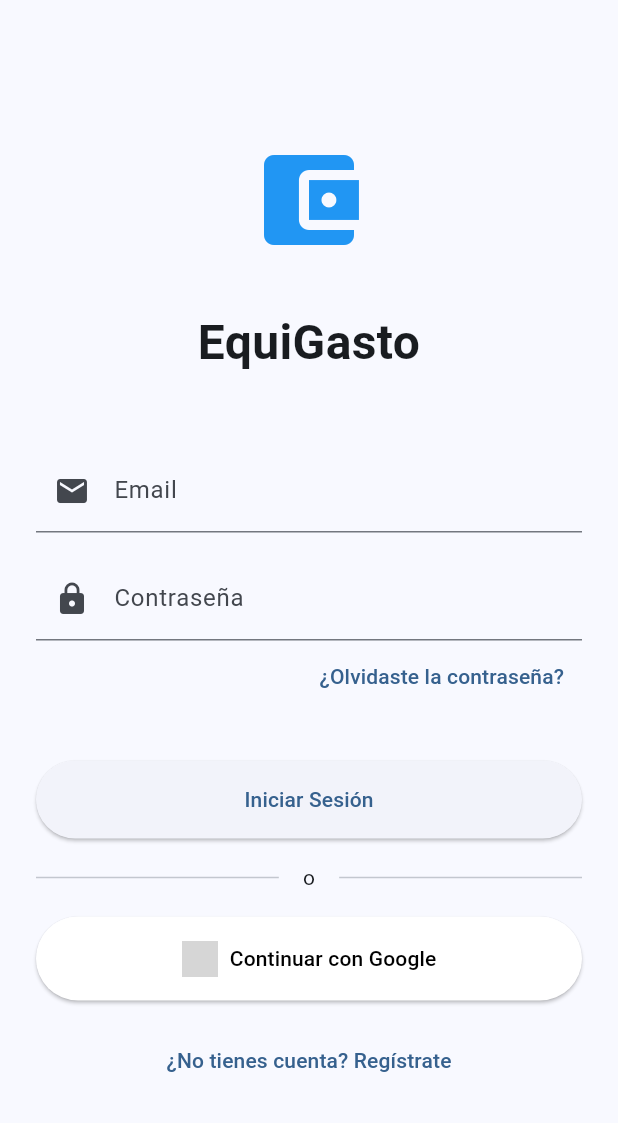
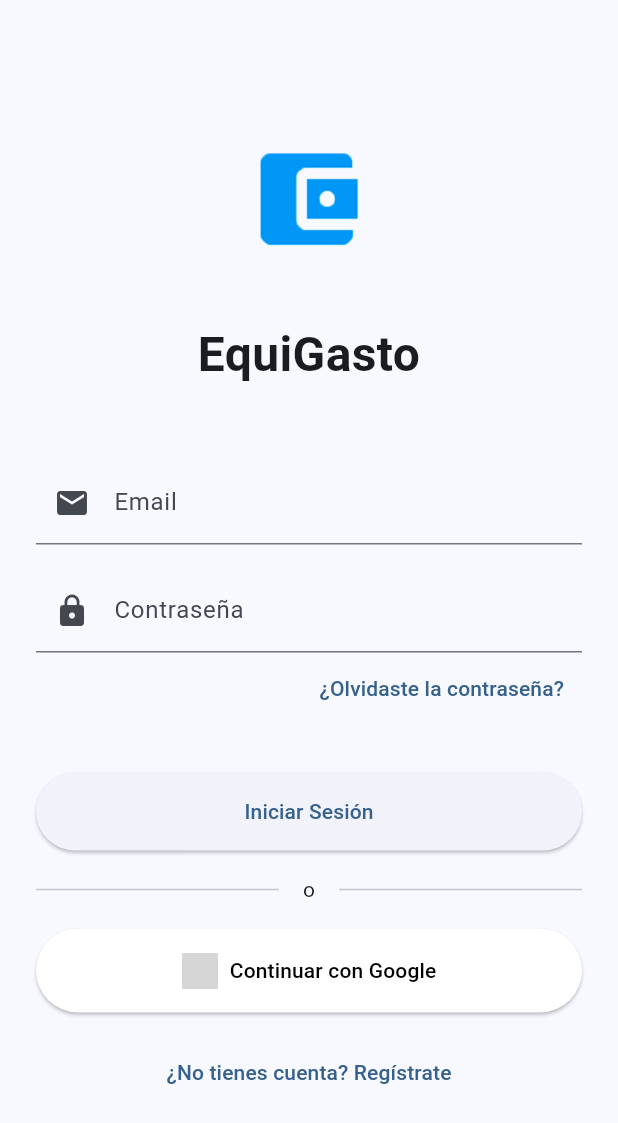
Before and after one commit to josible/EquiGasto, a Flutter app: the screen it shows after launch, on a phone screen of 412 x 824 dp. Shown: the top 1123 px of the screen. Run offline on Flutter 3.47's test engine with Material 3 defaults, Android fonts, the phone set to English and light mode, and no system bars; our stand-ins replace app_links, cloud_firestore, equatable, firebase_auth, firebase_core, firebase_messaging and 12 more; missing offline and left inert: firebase_app_check; accounts and stored records are empty; grey boxes are pictures that could not be loaded.

Commit message:
Darkmode y sha

```diff
--- a/lib/features/auth/presentation/pages/login_page.dart
+++ b/lib/features/auth/presentation/pages/login_page.dart
@@ -268,10 +268,30 @@ class _LoginPageState extends ConsumerState<LoginPage> {
                 mainAxisAlignment: MainAxisAlignment.center,
                 crossAxisAlignment: CrossAxisAlignment.stretch,
                 children: [
-                  const Icon(
-                    Icons.account_balance_wallet,
-                    size: 80,
-                    color: Colors.blue,
+                  Builder(
+                    builder: (context) {
+                      final isDark = Theme.of(context).brightness == Brightness.dark;
+                      return Container(
+                        padding: const EdgeInsets.all(8),
+                        decoration: BoxDecoration(
+                          color: isDark ? Colors.transparent : Colors.transparent,
+                          borderRadius: BorderRadius.circular(16),
+                        ),
+                        child: Image.asset(
+                          'assets/logo.png',
+                          height: 80,
+                          width: 80,
+                          fit: BoxFit.contain,
+                          errorBuilder: (context, error, stackTrace) {
+                            return const Icon(
+                              Icons.account_balance_wallet,
+                              size: 80,
+                              color: Colors.blue,
+                            );
+                          },
+                        ),
+                      );
+                    },
                   ),
                   const SizedBox(height: 32),
                   const Text(
--- a/lib/main.dart
+++ b/lib/main.dart
@@ -181,8 +181,29 @@ class _EquiGastoAppState extends ConsumerState<EquiGastoApp> {
         colorScheme: ColorScheme.fromSeed(
           seedColor: Colors.blue,
           brightness: Brightness.dark,
+        ).copyWith(
+          surface: const Color(0xFF1E1E1E),
+          surfaceContainerHighest: const Color(0xFF2D2D2D),
+          onSurface: Colors.white,
+          onSurfaceVariant: Colors.grey[300],
+          primary: Colors.blue[400],
+          onPrimary: Colors.white,
+          secondary: Colors.blue[300],
+          onSecondary: Colors.white,
+          error: Colors.red[400],
+          onError: Colors.white,
         ),
         useMaterial3: true,
+        scaffoldBackgroundColor: const Color(0xFF121212),
+        cardTheme: CardThemeData(
+          color: const Color(0xFF2D2D2D),
+          elevation: 2,
+        ),
+        appBarTheme: const AppBarTheme(
+          backgroundColor: Color(0xFF1E1E1E),
+          foregroundColor: Colors.white,
+          elevation: 0,
+        ),
       ),
       themeMode: ThemeMode.system,
       routerConfig: AppRouter.router,
--- a/pubspec.yaml
+++ b/pubspec.yaml
@@ -1,7 +1,7 @@
 name: equigasto
 description: Una aplicación móvil para reparto de gastos similar a Splitwise
 publish_to: 'none'
-version: 1.0.27+28
+version: 1.0.28+29
 
 environment:
   sdk: '>=3.10.0 <4.0.0'
@@ -74,7 +74,8 @@ dev_dependencies:
 flutter:
   uses-material-design: true
 
-  # assets:
+  assets:
+    - assets/logo.png
   #   - assets/google_logo.png  # Descomentar cuando agregues el logo de Google
 
 flutter_launcher_icons:
```
Also changed, not shown: lib/features/home/presentation/pages/home_page.dart (+16 -6 lines), lib/features/notifications/presentation/pages/notifications_page.dart (+16 -3 lines), assets/logo.png (added), lib/features/auth/domain/usecases/migrate_user_data_usecase.dart (line endings or trailing spaces), 3 other files.
